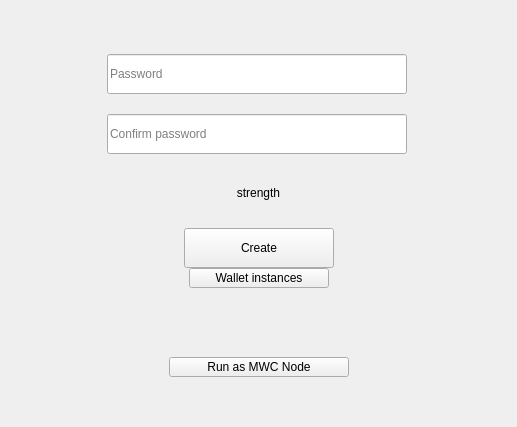
Before: the Qt Designer form windows_desktop/a_initaccount.ui in 0xkobe/mwc-wallet, drawn with Qt 5.
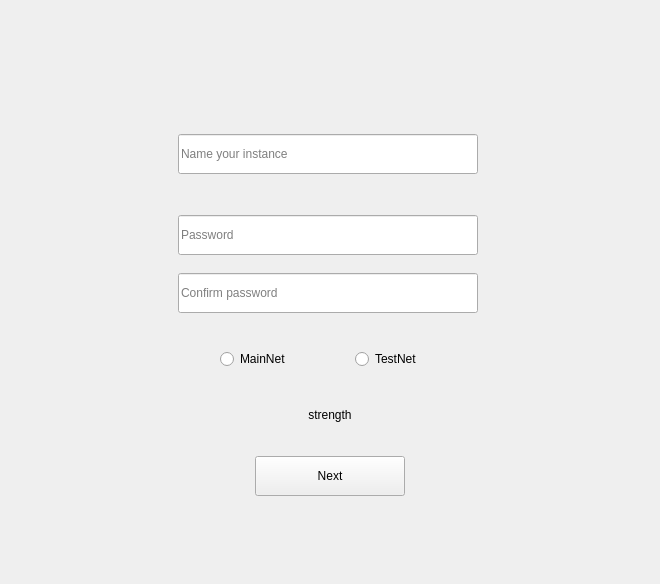
After: the same form once the commit is applied. Icons and pictures are not drawn. Custom widgets are drawn as their Qt base class.

Commit message: https://github.com/mwcproject/mwc-qt-wallet/issues/465, update how we manage embedded node

```diff
--- a/windows_desktop/a_initaccount.ui
+++ b/windows_desktop/a_initaccount.ui
@@ -6,17 +6,14 @@
    <rect>
     <x>0</x>
     <y>0</y>
-    <width>517</width>
-    <height>427</height>
+    <width>660</width>
+    <height>584</height>
    </rect>
   </property>
   <property name="windowTitle">
    <string>Form</string>
   </property>
-  <layout class="QVBoxLayout" name="verticalLayout" stretch="4,0,2,0,5,0,1,0,0,0,0">
-   <property name="spacing">
-    <number>0</number>
-   </property>
+  <layout class="QVBoxLayout" name="verticalLayout" stretch="1,0,2,0,0,0,3">
    <item>
     <spacer name="verticalSpacer_3">
      <property name="orientation">
@@ -127,13 +124,13 @@
        <property name="minimumSize">
         <size>
          <width>400</width>
-         <height>107</height>
+         <height>240</height>
         </size>
        </property>
        <property name="maximumSize">
         <size>
          <width>400</width>
-         <height>107</height>
+         <height>240</height>
         </size>
        </property>
        <property name="frameShape">
@@ -146,7 +143,7 @@
         <property name="geometry">
          <rect>
           <x>48</x>
-          <y>3</y>
+          <y>81</y>
           <width>300</width>
           <height>40</height>
          </rect>
@@ -201,7 +198,7 @@
         <property name="geometry">
          <rect>
           <x>48</x>
-          <y>63</y>
+          <y>139</y>
           <width>300</width>
           <height>40</height>
          </rect>
@@ -232,7 +229,7 @@
         <property name="geometry">
          <rect>
           <x>363</x>
-          <y>69</y>
+          <y>145</y>
           <width>30</width>
           <height>30</height>
          </rect>
@@ -247,6 +244,102 @@
          <bool>true</bool>
         </property>
        </widget>
+       <widget class="control::MwcLineEditNormal" name="instanceNameEdit">
+        <property name="geometry">
+         <rect>
+          <x>48</x>
+          <y>0</y>
+          <width>300</width>
+          <height>40</height>
+         </rect>
+        </property>
+        <property name="sizePolicy">
+         <sizepolicy hsizetype="Fixed" vsizetype="Fixed">
+          <horstretch>0</horstretch>
+          <verstretch>0</verstretch>
+         </sizepolicy>
+        </property>
+        <property name="minimumSize">
+         <size>
+          <width>300</width>
+          <height>40</height>
+         </size>
+        </property>
+        <property name="maximumSize">
+         <size>
+          <width>30000</width>
+          <height>40</height>
+         </size>
+        </property>
+        <property name="mouseTracking">
+         <bool>true</bool>
+        </property>
+        <property name="tabletTracking">
+         <bool>false</bool>
+        </property>
+        <property name="acceptDrops">
+         <bool>false</bool>
+        </property>
+        <property name="toolTip">
+         <string>Name of your new wallet instance</string>
+        </property>
+        <property name="inputMask">
+         <string notr="true"/>
+        </property>
+        <property name="text">
+         <string notr="true"/>
+        </property>
+        <property name="maxLength">
+         <number>64</number>
+        </property>
+        <property name="frame">
+         <bool>true</bool>
+        </property>
+        <property name="echoMode">
+         <enum>QLineEdit::Normal</enum>
+        </property>
+        <property name="placeholderText">
+         <string>Name your instance</string>
+        </property>
+       </widget>
+       <widget class="QRadioButton" name="radioMainNet">
+        <property name="geometry">
+         <rect>
+          <x>90</x>
+          <y>215</y>
+          <width>96</width>
+          <height>20</height>
+         </rect>
+        </property>
+        <property name="cursor">
+         <cursorShape>PointingHandCursor</cursorShape>
+        </property>
+        <property name="focusPolicy">
+         <enum>Qt::StrongFocus</enum>
+        </property>
+        <property name="text">
+         <string>MainNet </string>
+        </property>
+       </widget>
+       <widget class="QRadioButton" name="radioFloonet">
+        <property name="geometry">
+         <rect>
+          <x>225</x>
+          <y>215</y>
+          <width>101</width>
+          <height>20</height>
+         </rect>
+        </property>
+        <property name="cursor">
+         <cursorShape>PointingHandCursor</cursorShape>
+        </property>
+        <property name="focusPolicy">
+         <enum>Qt::StrongFocus</enum>
+        </property>
+        <property name="text">
+         <string>TestNet</string>
+        </property>
+       </widget>
       </widget>
      </item>
      <item>
@@ -334,7 +427,7 @@
         <string>Continue with creation of a new wallet</string>
        </property>
        <property name="text">
-        <string>Create</string>
+        <string>Next</string>
        </property>
        <property name="autoDefault">
         <bool>true</bool>
@@ -359,161 +452,6 @@
      </item>
     </layout>
    </item>
-   <item>
-    <spacer name="verticalSpacer_4">
-     <property name="orientation">
-      <enum>Qt::Vertical</enum>
-     </property>
-     <property name="sizeHint" stdset="0">
-      <size>
-       <width>20</width>
-       <height>40</height>
-      </size>
-     </property>
-    </spacer>
-   </item>
-   <item>
-    <layout class="QHBoxLayout" name="horizontalLayout_4">
-     <item>
-      <spacer name="horizontalSpacer_7">
-       <property name="orientation">
-        <enum>Qt::Horizontal</enum>
-       </property>
-       <property name="sizeHint" stdset="0">
-        <size>
-         <width>40</width>
-         <height>20</height>
-        </size>
-       </property>
-      </spacer>
-     </item>
-     <item>
-      <widget class="control::MwcPushButtonTinyUnderline" name="instancesButton">
-       <property name="minimumSize">
-        <size>
-         <width>140</width>
-         <height>20</height>
-        </size>
-       </property>
-       <property name="maximumSize">
-        <size>
-         <width>140</width>
-         <height>20</height>
-        </size>
-       </property>
-       <property name="font">
-        <font>
-         <underline>false</underline>
-        </font>
-       </property>
-       <property name="focusPolicy">
-        <enum>Qt::TabFocus</enum>
-       </property>
-       <property name="toolTip">
-        <string>Change wallet instance</string>
-       </property>
-       <property name="styleSheet">
-        <string notr="true"/>
-       </property>
-       <property name="text">
-        <string>Wallet instances</string>
-       </property>
-      </widget>
-     </item>
-     <item>
-      <spacer name="horizontalSpacer_31">
-       <property name="orientation">
-        <enum>Qt::Horizontal</enum>
-       </property>
-       <property name="sizeType">
-        <enum>QSizePolicy::Expanding</enum>
-       </property>
-       <property name="sizeHint" stdset="0">
-        <size>
-         <width>40</width>
-         <height>20</height>
-        </size>
-       </property>
-      </spacer>
-     </item>
-    </layout>
-   </item>
-   <item>
-    <spacer name="verticalSpacer_41">
-     <property name="orientation">
-      <enum>Qt::Vertical</enum>
-     </property>
-     <property name="sizeHint" stdset="0">
-      <size>
-       <width>20</width>
-       <height>82</height>
-      </size>
-     </property>
-    </spacer>
-   </item>
-   <item>
-    <layout class="QHBoxLayout" name="horizontalLayout_21">
-     <item>
-      <spacer name="horizontalSpacer1">
-       <property name="orientation">
-        <enum>Qt::Horizontal</enum>
-       </property>
-       <property name="sizeHint" stdset="0">
-        <size>
-         <width>4</width>
-         <height>4</height>
-        </size>
-       </property>
-      </spacer>
-     </item>
-     <item>
-      <widget class="control::MwcPushButtonTinyUnderline" name="runOnlineNodeButton">
-       <property name="minimumSize">
-        <size>
-         <width>180</width>
-         <height>20</height>
-        </size>
-       </property>
-       <property name="maximumSize">
-        <size>
-         <width>180</width>
-         <height>20</height>
-        </size>
-       </property>
-       <property name="font">
-        <font>
-         <underline>false</underline>
-        </font>
-       </property>
-       <property name="focusPolicy">
-        <enum>Qt::TabFocus</enum>
-       </property>
-       <property name="toolTip">
-        <string>Run as online MWC Node</string>
-       </property>
-       <property name="styleSheet">
-        <string notr="true"/>
-       </property>
-       <property name="text">
-        <string>Run as MWC Node</string>
-       </property>
-      </widget>
-     </item>
-     <item>
-      <spacer name="horizontalSpacer_21">
-       <property name="orientation">
-        <enum>Qt::Horizontal</enum>
-       </property>
-       <property name="sizeHint" stdset="0">
-        <size>
-         <width>4</width>
-         <height>4</height>
-        </size>
-       </property>
-      </spacer>
-     </item>
-    </layout>
-   </item>
    <item>
     <spacer name="verticalSpacer">
      <property name="orientation">
@@ -545,11 +483,6 @@
    <extends>QLabel</extends>
    <header>control_desktop/MwcLabel.h</header>
   </customwidget>
-  <customwidget>
-   <class>control::MwcPushButtonTinyUnderline</class>
-   <extends>QPushButton</extends>
-   <header>control_desktop/MwcPushButton.h</header>
-  </customwidget>
  </customwidgets>
  <resources>
   <include location="../resources_desktop.qrc"/>
```
Left out of the diff: 8 changed lines with no effect on the pictures. The commit also changes 59 other files.
